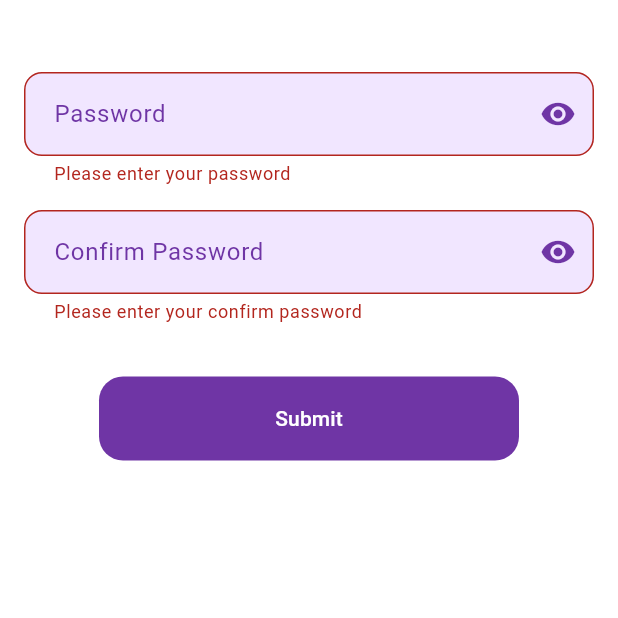
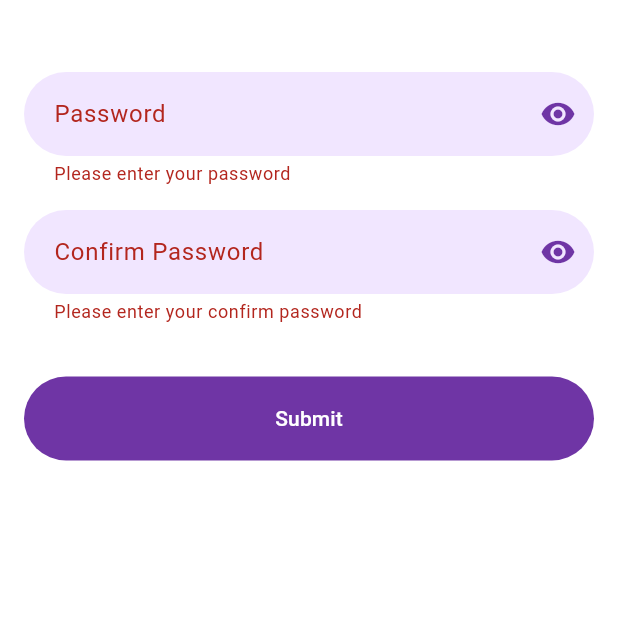
Before and after one commit to VIKAS-WEB/QuickCashApp, a Flutter app: the SecurityScreen screen opened directly, after a tap on "Submit", on a phone screen of 412 x 824 dp, the top half of it. Run offline on Flutter 3.47's test engine with Material 3 defaults, Android fonts, the light colour scheme and no system bars; our stand-ins replace country_picker, dio, flutter_svg, image_picker, intl_phone_field, percent_indicator and 2 more; missing offline and left inert: country_state_city_pro, flutter_quill; accounts and stored records are empty.

Commit message:
Quickcash
1. Forgot Password Api - Done
     - Forgot Password Api class
     - Forgot Password model class

2. User Profile Api - Done
     - User Profile Api Class with auth
     - User Profile Model class
     - Fetch All Data
     - Set All Data
     - Show User Image

3. Documents (User) Api - Done
     - Documents Api Class
     - Documents Model Class
     - Fetch All Data
     - Set All Data

4. Accounts List Screen (User) Api Done
     - UI Change
     - Accounts List Api Class
     - Accounts Model Class
     - Fetch All Data
     - Set All Accounts List Data

5. Additional Information Screen (User) Api Done
     - Additional Information Api class
     - Additional Information Model Class
     - Fetch All Data
     - Show All Data

6. BeneficiaryAccountList Screen (User) Design and Api - Done
     - Create UI Design - Done
     - BeneficiaryAccountList Api Class
     - BeneficiaryAccountList Model Class
     - Fetch all data
     - Show all data

7. Login History (User) Api - Done
     - LoginHistory Api Class
     - LoginHistory Model Class
     - Fetch All data
     - Show All Data

8. User Update Details (User) Api - Done   ...
     - Show User All Data - User profile api
     - Update Profile Model Class
     - Update Profile Api Class
     - Upload All Data

9. Security (User) Design and Api -
     - Validate and Compare Password and Confirm Password
     - Send OTP Api
         - Send OTP Model Class
         - Send OTP Api class
     - Verify and Change Password API - Done
         - Change Password Model Class
         - Change Password Api Class

```diff
--- /dev/null
+++ b/lib/Screens/UserProfileScreen/SecurityScreen/ChangePasswordModel/changePasswordApi.dart
@@ -0,0 +1,36 @@
+import 'package:dio/dio.dart';
+import '../../../../util/apiConstants.dart';
+import '../../../../util/auth_manager.dart';
+import 'changePasswordModel.dart';
+
+
+class ChangePasswordApi {
+  final Dio _dio = Dio();
+
+  ChangePasswordApi() {
+    _dio.options.baseUrl = ApiConstants.baseUrl;
+    _dio.options.headers['Authorization'] = AuthManager.getToken();
+  }
+
+  Future<ChangePasswordResponse> changePassword(String password, String confirmPassword) async {
+    try {
+      final response = await _dio.patch(
+        '${ApiConstants.baseUrl}/user/change-password',
+        data: {
+          'new_passsword': password,
+          'confirm_password': confirmPassword,
+        },
+      );
+
+      if (response.statusCode == 200 || response.statusCode == 201) {
+        return ChangePasswordResponse.fromJson(response.data);
+      } else {
+        throw Exception('Failed to authenticate user: ${response.statusMessage}');
+      }
+    } on DioException catch (e) {
+      throw Exception('Dio error: ${e.response?.data ?? e.message}');
+    } catch (e) {
+      throw Exception('Unexpected error: $e');
+    }
+  }
+}
--- a/lib/Screens/UserProfileScreen/SecurityScreen/SecurityModel/securityApi.dart
+++ b/lib/Screens/UserProfileScreen/SecurityScreen/SendOTPModel/sendOTPApi.dart
@@ -1,21 +1,20 @@
 // login_api.dart
 import 'package:dio/dio.dart';
-import 'package:quickcash/Screens/UserProfileScreen/SecurityScreen/SecurityModel/securityModel.dart';
+import 'package:quickcash/Screens/UserProfileScreen/SecurityScreen/SendOTPModel/sendOTPModel.dart';
 
 import '../../../../util/apiConstants.dart';
 import '../../../../util/auth_manager.dart';
 
 
-class SecurityApi {
+class SendOTPApi {
   final Dio _dio = Dio();
 
-  SecurityApi() {
-    // Setting base options for Dio
+  SendOTPApi() {
     _dio.options.baseUrl = ApiConstants.baseUrl;
     _dio.options.headers['Authorization'] = AuthManager.getToken();
   }
 
-  Future<SecurityResponse> security(String email, String name) async {
+  Future<SendOTPResponse> sendOTP(String email, String name) async {
     try {
       final response = await _dio.post(
         '${ApiConstants.baseUrl}/user/send-email',
@@ -26,7 +25,7 @@ class SecurityApi {
       );
 
       if (response.statusCode == 200 || response.statusCode == 201) {
-        return SecurityResponse.fromJson(response.data);
+        return SendOTPResponse.fromJson(response.data);
       } else {
         throw Exception('Failed to authenticate user: ${response.statusMessage}');
       }
--- a/lib/Screens/UserProfileScreen/SecurityScreen/SecurityModel/securityModel.dart
+++ b/lib/Screens/UserProfileScreen/SecurityScreen/SendOTPModel/sendOTPModel.dart
@@ -1,9 +1,9 @@
 
-class SecurityRequest {
+class SendOTPRequest {
   final String email;
   final String name;
 
-  SecurityRequest({required this.email, required this.name});
+  SendOTPRequest({required this.email, required this.name});
 
   Map<String, dynamic> toJson() {
     return {
@@ -13,15 +13,15 @@ class SecurityRequest {
   }
 }
 
-class SecurityResponse {
+class SendOTPResponse {
   final String? message;
   final int? otp;
 
 
-  SecurityResponse({this.message, this.otp});
+  SendOTPResponse({this.message, this.otp});
 
-  factory SecurityResponse.fromJson(Map<String, dynamic> json) {
-    return SecurityResponse(
+  factory SendOTPResponse.fromJson(Map<String, dynamic> json) {
+    return SendOTPResponse(
       message: json['message'] as String?,
       otp: json['data'] as int?,
     );
--- a/lib/Screens/UserProfileScreen/SecurityScreen/security_screen.dart
+++ b/lib/Screens/UserProfileScreen/SecurityScreen/security_screen.dart
@@ -1,9 +1,10 @@
 import 'package:flutter/material.dart';
-import 'package:quickcash/Screens/UserProfileScreen/SecurityScreen/SecurityModel/securityApi.dart';
+import 'package:quickcash/Screens/UserProfileScreen/SecurityScreen/ChangePasswordModel/changePasswordApi.dart';
 import 'package:quickcash/util/auth_manager.dart';
 import 'package:quickcash/util/customSnackBar.dart';
 
 import '../../../constants.dart';
+import 'SendOTPModel/sendOTPApi.dart';
 
 class SecurityScreen extends StatefulWidget {
   const SecurityScreen({super.key});
@@ -21,8 +22,10 @@ class _SecurityScreenState extends State<SecurityScreen> {
   bool _isPasswordVisible = false;
   bool _isConfirmPasswordVisible = false;
   bool _isPasswordMatch = false;
+  bool isOtpSent = false;
 
-  final SecurityApi _securityApi = SecurityApi();
+  final SendOTPApi _securityApi = SendOTPApi();
+  final ChangePasswordApi _changePasswordApi = ChangePasswordApi();
 
   bool _isPasswordValid(String password) {
     // Regex to check password criteria
@@ -30,18 +33,14 @@ class _SecurityScreenState extends State<SecurityScreen> {
     return regex.hasMatch(password);
   }
 
-
-  // Api Integration ------------------
   bool isLoading = false;
   String? errorMessage;
 
-  Future<void> mSendOtpApi() async{
+  Future<void> mSendOtpApi() async {
     if (_formKey.currentState!.validate()) {
-      // Check if passwords match
       if (_passwordController.text != _confirmPasswordController.text) {
-        // If passwords do not match, show a SnackBar
         ScaffoldMessenger.of(context).showSnackBar(
-          const SnackBar(content: Text('Passwords do not match!')),
+          const SnackBar(content: Text('Passwords does not match!')),
         );
         setState(() {
           _isPasswordMatch = false;
@@ -50,32 +49,24 @@ class _SecurityScreenState extends State<SecurityScreen> {
       } else {
         setState(() {
           _isPasswordMatch = true;
-        });
-
-        _formKey.currentState!.save();
-
-        setState(() {
           isLoading = true;
           errorMessage = null;
         });
 
-        try{
-
-          final response = await _securityApi.security(AuthManager.getUserEmail(), AuthManager.getUserName());
-
+        try {
+          final response = await _securityApi.sendOTP(AuthManager.getUserEmail(), AuthManager.getUserName());
           setState(() {
             isLoading = false;
+            isOtpSent = true;
           });
 
-          print(response.message);
-          print(response.otp);
-          print(AuthManager.getToken());
-
           AuthManager.saveOTP(response.otp.toString());
-
-          CustomSnackBar.showSnackBar(context: context, message: response.message!, color: kPrimaryColor);
-        }
-        catch (error) {
+          CustomSnackBar.showSnackBar(
+            context: context,
+            message: response.message!,
+            color: kPrimaryColor,
+          );
+        } catch (error) {
           setState(() {
             isLoading = false;
             errorMessage = error.toString();
@@ -85,7 +76,53 @@ class _SecurityScreenState extends State<SecurityScreen> {
     }
   }
 
+  Future<void> mChangePasswordApi() async {
+    setState(() {
+      isLoading = true;
+    });
 
+    try {
+      final response = await _changePasswordApi.changePassword(_passwordController.text, _confirmPasswordController.text);
+
+      setState(() {
+        isLoading = false;
+        errorMessage = null;
+        isOtpSent = false;
+      });
+
+      CustomSnackBar.showSnackBar(
+        context: context,
+        message: response.message!,
+        color: kPrimaryColor,
+      );
+    } catch (error) {
+      setState(() {
+        isLoading = false;
+        errorMessage = error.toString();
+      });
+    }
+  }
+
+  void handleSubmit() {
+    if (!isOtpSent) {
+      // If OTP has not been sent, send OTP
+      mSendOtpApi();
+    } else {
+      // If OTP has already been sent, verify OTP and change password
+      final savedOtp = AuthManager.getOtp();
+      final enteredOtp = _otpController.text;
+
+      if (enteredOtp == savedOtp) {
+        mChangePasswordApi();
+      } else {
+        CustomSnackBar.showSnackBar(
+          context: context,
+          message: 'Invalid OTP. Please try again.',
+          color: Colors.red,
+        );
+      }
+    }
+  }
 
   @override
   Widget build(BuildContext context) {
@@ -101,12 +138,10 @@ class _SecurityScreenState extends State<SecurityScreen> {
                   mainAxisAlignment: MainAxisAlignment.start,
                   children: [
                     const SizedBox(height: defaultPadding),
-
-                    if (isLoading) const CircularProgressIndicator(color: kPrimaryColor,), // Show loading indicator
-                    if (errorMessage != null) // Show error message if there's an error
+                    if (isLoading) const CircularProgressIndicator(color: kPrimaryColor),
+                    if (errorMessage != null)
                       Text(errorMessage!, style: const TextStyle(color: Colors.red)),
-                    const SizedBox(height: defaultPadding,),
-
+                    const SizedBox(height: defaultPadding),
 
                     // Password
                     TextFormField(
@@ -114,7 +149,6 @@ class _SecurityScreenState extends State<SecurityScreen> {
                       textInputAction: TextInputAction.next,
                       obscureText: !_isPasswordVisible,
                       cursorColor: kPrimaryColor,
-                      onSaved: (value) {},
                       validator: (value) {
                         if (value == null || value.isEmpty) {
                           return 'Please enter your password';
@@ -124,19 +158,11 @@ class _SecurityScreenState extends State<SecurityScreen> {
                         }
                         return null;
                       },
-                      style: const TextStyle(color: kPrimaryColor),
                       decoration: InputDecoration(
                         labelText: "Password",
-                        labelStyle: const TextStyle(color: kPrimaryColor),
-                        border: OutlineInputBorder(
-                          borderRadius: BorderRadius.circular(12),
-                          borderSide: const BorderSide(),
-                        ),
                         suffixIcon: IconButton(
                           icon: Icon(
-                            _isPasswordVisible
-                                ? Icons.visibility_off
-                                : Icons.visibility,
+                            _isPasswordVisible ? Icons.visibility_off : Icons.visibility,
                             color: kPrimaryColor,
                           ),
                           onPressed: () {
@@ -152,10 +178,8 @@ class _SecurityScreenState extends State<SecurityScreen> {
                     const SizedBox(height: defaultPadding),
                     TextFormField(
                       controller: _confirmPasswordController,
-                      textInputAction: TextInputAction.done,
                       obscureText: !_isConfirmPasswordVisible,
                       cursorColor: kPrimaryColor,
-                      onSaved: (value) {},
                       validator: (value) {
                         if (value == null || value.isEmpty) {
                           return 'Please enter your confirm password';
@@ -165,19 +189,11 @@ class _SecurityScreenState extends State<SecurityScreen> {
                         }
                         return null;
                       },
-                      style: const TextStyle(color: kPrimaryColor),
                       decoration: InputDecoration(
                         labelText: "Confirm Password",
-                        labelStyle: const TextStyle(color: kPrimaryColor),
-                        border: OutlineInputBorder(
-                          borderRadius: BorderRadius.circular(12),
-                          borderSide: const BorderSide(),
-                        ),
                         suffixIcon: IconButton(
                           icon: Icon(
-                            _isConfirmPasswordVisible
-                                ? Icons.visibility_off
-                                : Icons.visibility,
+                            _isConfirmPasswordVisible ? Icons.visibility_off : Icons.visibility,
                             color: kPrimaryColor,
                           ),
                           onPressed: () {
@@ -189,48 +205,30 @@ class _SecurityScreenState extends State<SecurityScreen> {
                       ),
                     ),
 
-                    // OTP - Only show if password and confirm password match
+                    // OTP
                     if (_isPasswordMatch) ...[
                       const SizedBox(height: defaultPadding),
                       TextFormField(
                         controller: _otpController,
                         keyboardType: TextInputType.number,
-                        textInputAction: TextInputAction.done,
                         cursorColor: kPrimaryColor,
-                        onSaved: (value) {},
                         validator: (value) {
                           if (value == null || value.isEmpty) {
                             return 'Please enter OTP';
                           }
                           return null;
                         },
-                        style: const TextStyle(color: kPrimaryColor),
-                        decoration: InputDecoration(
+                        decoration: const InputDecoration(
                           labelText: "OTP",
-                          labelStyle: const TextStyle(color: kPrimaryColor),
-                          border: OutlineInputBorder(
-                            borderRadius: BorderRadius.circular(12),
-                            borderSide: const BorderSide(),
-                          ),
                         ),
                       ),
                     ],
 
                     // Submit Button
                     const SizedBox(height: 35),
-                    Padding(
-                      padding: const EdgeInsets.symmetric(horizontal: 50),
-                      child: ElevatedButton(
-                        style: ElevatedButton.styleFrom(
-                          backgroundColor: kPrimaryColor,
-                          padding: const EdgeInsets.symmetric(horizontal: 32, vertical: 16),
-                          shape: RoundedRectangleBorder(
-                            borderRadius: BorderRadius.circular(16),
-                          ),
-                        ),
-                        onPressed: isLoading ? null : mSendOtpApi,
-                        child: const Text('Submit', style: TextStyle(color: Colors.white)),
-                      ),
+                    ElevatedButton(
+                      onPressed: isLoading ? null : handleSubmit,
+                      child: const Text('Submit'),
                     ),
                   ],
                 ),
```
Also changed, not shown: lib/Screens/UserProfileScreen/SecurityScreen/ChangePasswordModel/changePasswordModel.dart (added, +27 -0 lines), 1 other file.
